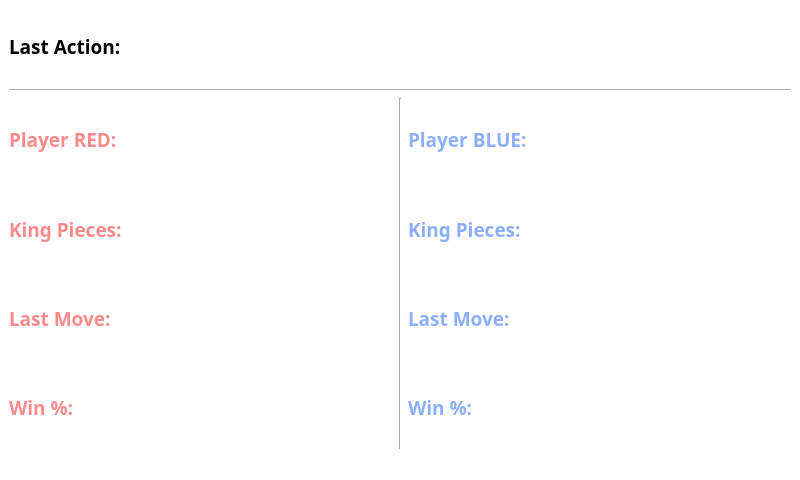
Old version of the form Pi App Code/Frontend_UI.ui in the repository asmithie13/Senior-Design.
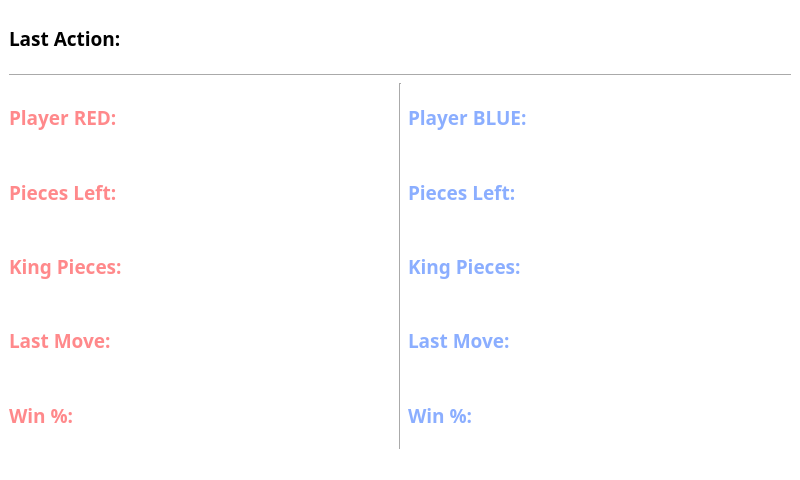
New version of the form.

Commit message: Pieces count added

```diff
--- a/Pi App Code/Frontend_UI.ui
+++ b/Pi App Code/Frontend_UI.ui
@@ -21,7 +21,7 @@
   </property>
   <widget class="QWidget" name="centralwidget">
    <layout class="QGridLayout" name="gridLayout">
-    <item row="4" column="2">
+    <item row="5" column="2">
      <widget class="QLabel" name="blueWinLabel">
       <property name="font">
        <font>
@@ -39,7 +39,7 @@
       </property>
      </widget>
     </item>
-    <item row="2" column="2">
+    <item row="3" column="2">
      <widget class="QLabel" name="blueKingLabel">
       <property name="font">
        <font>
@@ -75,7 +75,7 @@
       </property>
      </widget>
     </item>
-    <item row="3" column="2">
+    <item row="4" column="2">
      <widget class="QLabel" name="blueMoveLabel">
       <property name="font">
        <font>
@@ -128,7 +128,7 @@
       </item>
      </layout>
     </item>
-    <item row="1" column="1" rowspan="4">
+    <item row="1" column="1" rowspan="5">
      <widget class="Line" name="line_2">
       <property name="enabled">
        <bool>true</bool>
@@ -151,7 +151,7 @@
       </property>
      </widget>
     </item>
-    <item row="3" column="0">
+    <item row="4" column="0">
      <widget class="QLabel" name="redMoveLabel">
       <property name="font">
        <font>
@@ -172,7 +172,7 @@
       </property>
      </widget>
     </item>
-    <item row="2" column="0">
+    <item row="3" column="0">
      <widget class="QLabel" name="redKingLabel">
       <property name="font">
        <font>
@@ -193,7 +193,7 @@
       </property>
      </widget>
     </item>
-    <item row="4" column="0">
+    <item row="5" column="0">
      <widget class="QLabel" name="redWinLabel">
       <property name="font">
        <font>
@@ -235,6 +235,42 @@
       </property>
      </widget>
     </item>
+    <item row="2" column="0">
+     <widget class="QLabel" name="label">
+      <property name="font">
+       <font>
+        <family>Eras Medium ITC</family>
+        <pointsize>14</pointsize>
+        <weight>75</weight>
+        <bold>true</bold>
+       </font>
+      </property>
+      <property name="styleSheet">
+       <string notr="true">color: rgb(255, 137, 139);</string>
+      </property>
+      <property name="text">
+       <string>Pieces Left: </string>
+      </property>
+     </widget>
+    </item>
+    <item row="2" column="2">
+     <widget class="QLabel" name="label_2">
+      <property name="font">
+       <font>
+        <family>Eras Medium ITC</family>
+        <pointsize>14</pointsize>
+        <weight>75</weight>
+        <bold>true</bold>
+       </font>
+      </property>
+      <property name="styleSheet">
+       <string notr="true">color: rgb(139, 174, 255);</string>
+      </property>
+      <property name="text">
+       <string>Pieces Left: </string>
+      </property>
+     </widget>
+    </item>
    </layout>
   </widget>
   <widget class="QMenuBar" name="menubar">
```
